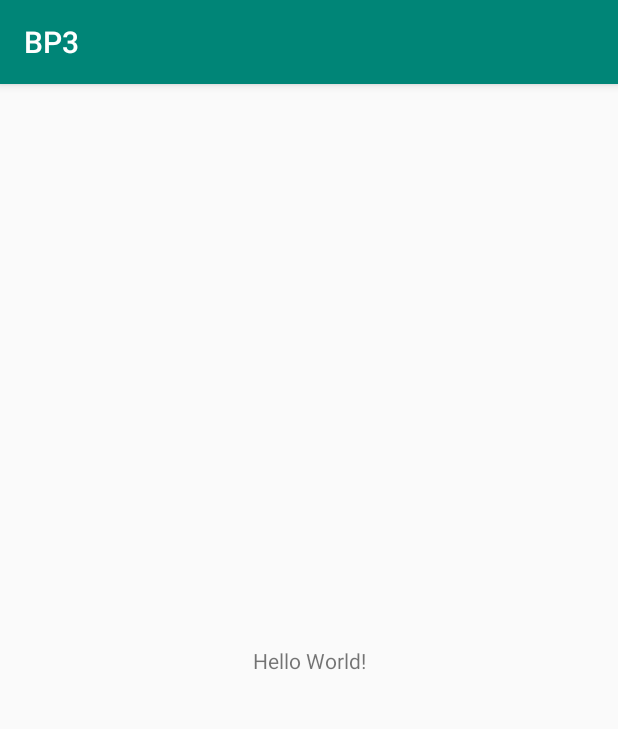
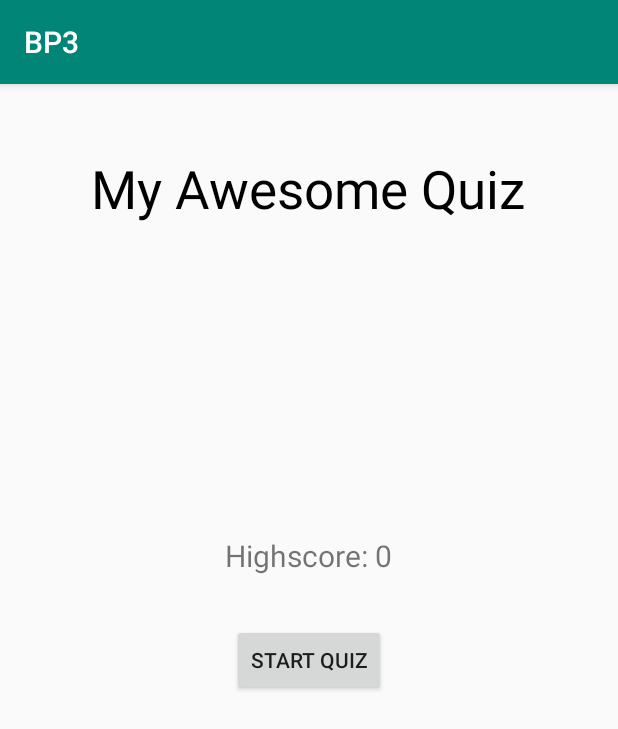
Before and after one commit to usersomeoneR/BP3, an Android app: the screen it shows after launch (MainActivity), on a phone screen of 412 x 824 dp. Shown: the top 729 px of the screen. Run offline under Robolectric (Android 15) with nearby library versions, the phone set to English and light mode, and no system bars.

Commit message:
Quiz
18-3-2020 alleen nog database

```diff
--- a/app/src/main/AndroidManifest.xml
+++ b/app/src/main/AndroidManifest.xml
@@ -9,6 +9,7 @@
         android:roundIcon="@mipmap/ic_launcher_round"
         android:supportsRtl="true"
         android:theme="@style/AppTheme">
+        <activity android:name=".QuizActivity"></activity>
         <activity android:name=".MainActivity">
             <intent-filter>
                 <action android:name="android.intent.action.MAIN" />
--- a/app/src/main/java/com/example/bp3/MainActivity.java
+++ b/app/src/main/java/com/example/bp3/MainActivity.java
@@ -1,8 +1,12 @@
 package com.example.bp3;
+
+import android.content.Intent;
+import android.os.Bundle;
+import android.view.View;
+import android.widget.Button;
 
 import androidx.appcompat.app.AppCompatActivity;
 
-import android.os.Bundle;
 
 public class MainActivity extends AppCompatActivity {
 
@@ -10,5 +14,18 @@ public class MainActivity extends AppCompatActivity {
     protected void onCreate(Bundle savedInstanceState) {
         super.onCreate(savedInstanceState);
         setContentView(R.layout.activity_main);
+
+        Button buttonStartQuiz = findViewById(R.id.button_start_quiz);
+        buttonStartQuiz.setOnClickListener(new View.OnClickListener() {
+            @Override
+            public void onClick(View v) {
+                startQuiz();
+            }
+        });
+    }
+
+    private void startQuiz() {
+        Intent intent = new Intent(MainActivity.this, QuizActivity.class);
+        startActivity(intent);
     }
 }
--- a/app/src/main/res/layout/activity_main.xml
+++ b/app/src/main/res/layout/activity_main.xml
@@ -1,18 +1,36 @@
 <?xml version="1.0" encoding="utf-8"?>
-<androidx.constraintlayout.widget.ConstraintLayout xmlns:android="http://schemas.android.com/apk/res/android"
+<RelativeLayout xmlns:android="http://schemas.android.com/apk/res/android"
     xmlns:app="http://schemas.android.com/apk/res-auto"
     xmlns:tools="http://schemas.android.com/tools"
     android:layout_width="match_parent"
     android:layout_height="match_parent"
+    android:padding="16dp"
     tools:context=".MainActivity">
 
     <TextView
         android:layout_width="wrap_content"
         android:layout_height="wrap_content"
-        android:text="Hello World!"
-        app:layout_constraintBottom_toBottomOf="parent"
-        app:layout_constraintLeft_toLeftOf="parent"
-        app:layout_constraintRight_toRightOf="parent"
-        app:layout_constraintTop_toTopOf="parent" />
+        android:layout_centerHorizontal="true"
+        android:layout_marginTop="30dp"
+        android:text="My Awesome Quiz"
+        android:textColor="@android:color/black"
+        android:textSize="35sp" />
 
-</androidx.constraintlayout.widget.ConstraintLayout>
+    <TextView
+        android:id="@+id/text_view_highscore"
+        android:layout_width="wrap_content"
+        android:layout_height="wrap_content"
+        android:layout_above="@id/button_start_quiz"
+        android:layout_centerHorizontal="true"
+        android:layout_marginBottom="32dp"
+        android:text="Highscore: 0"
+        android:textSize="20sp" />
+
+    <Button
+        android:id="@+id/button_start_quiz"
+        android:layout_width="wrap_content"
+        android:layout_height="wrap_content"
+        android:layout_centerInParent="true"
+        android:text="Start Quiz" />
+
+</RelativeLayout>
```
Also changed, not shown: app/src/main/java/com/example/bp3/QuizActivity.java (added, +14 -0 lines), app/src/main/res/layout/activity_quiz.xml (added, +79 -0 lines).
